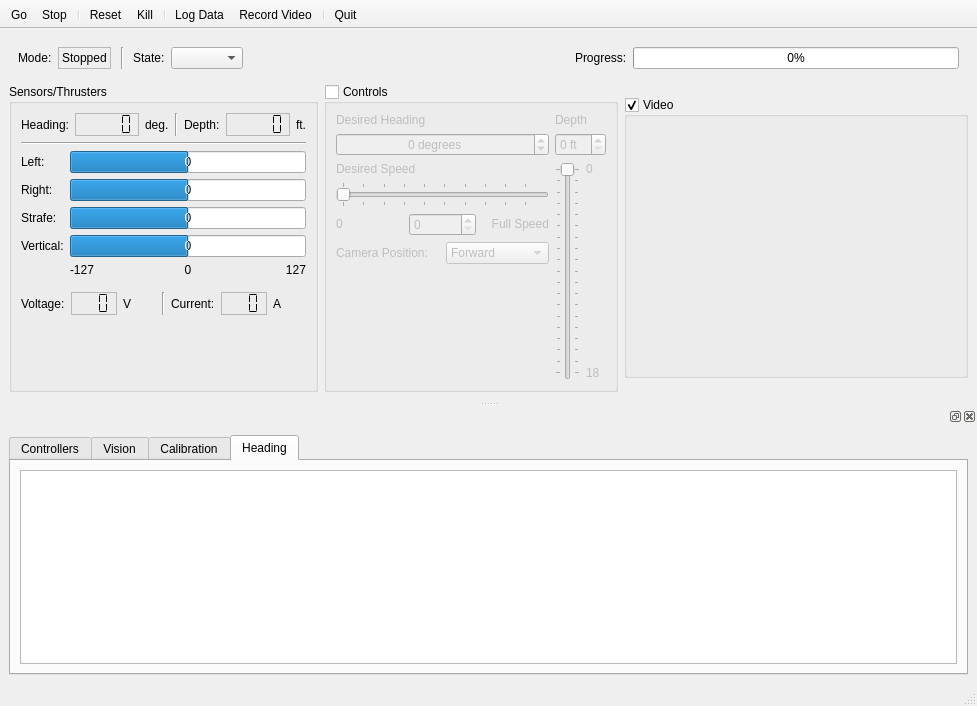
Above: dashboard/dashboard.ui from mtboswell/mtboswell-auvc2 before the change. Below: the same form after it.
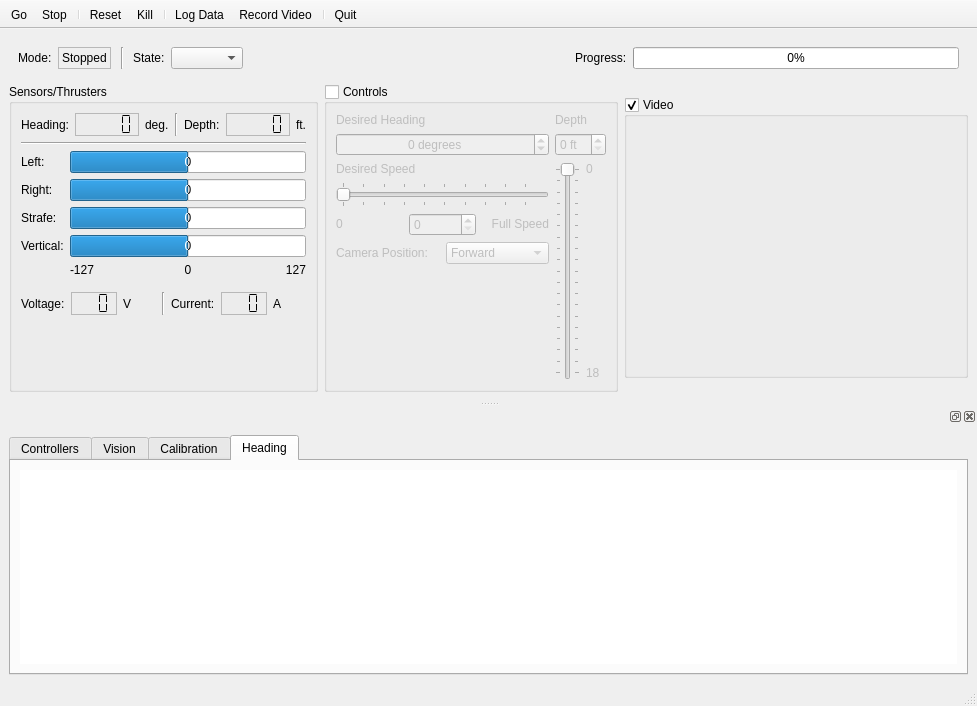
That is the form after the change. The open tabs and pages were chosen to show the change. Custom widgets are drawn as their Qt base class.

```diff
--- a/dashboard/dashboard.ui
+++ b/dashboard/dashboard.ui
@@ -1464,7 +1464,29 @@
         </attribute>
         <layout class="QHBoxLayout" name="horizontalLayout_12">
          <item>
-          <widget class="QGraphicsView" name="headingGraphicsView"/>
+          <widget class="QGraphicsView" name="headingGraphicsView">
+           <property name="autoFillBackground">
+            <bool>true</bool>
+           </property>
+           <property name="frameShape">
+            <enum>QFrame::NoFrame</enum>
+           </property>
+           <property name="frameShadow">
+            <enum>QFrame::Plain</enum>
+           </property>
+           <property name="backgroundBrush">
+            <brush brushstyle="Dense6Pattern">
+             <color alpha="255">
+              <red>0</red>
+              <green>0</green>
+              <blue>200</blue>
+             </color>
+            </brush>
+           </property>
+           <property name="interactive">
+            <bool>true</bool>
+           </property>
+          </widget>
          </item>
         </layout>
        </widget>
```
Left out of the diff: 2 changed lines with no effect on the pictures.
